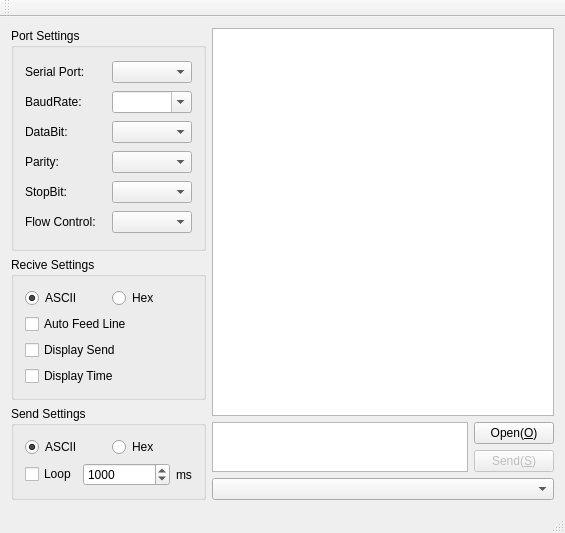
First picture: the form in MainWindow.ui, repository KangLin/SerialPortAssistant, before the edit.
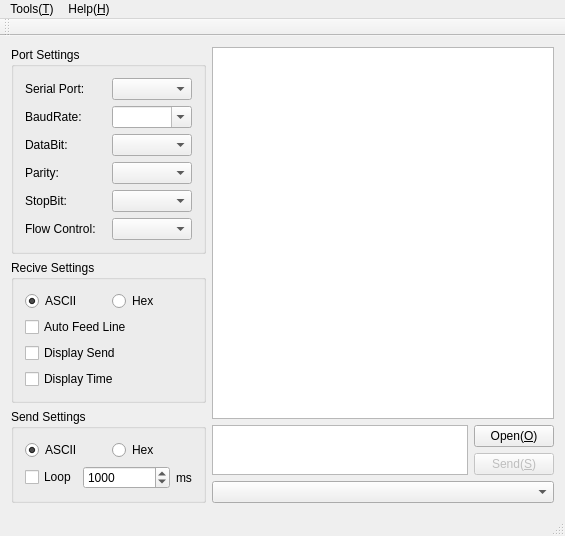
Second picture: the form after the edit. Icons and pictures are not drawn.

Diff of the .ui file:
```diff
--- a/MainWindow.ui
+++ b/MainWindow.ui
@@ -350,6 +350,25 @@
      <height>22</height>
     </rect>
    </property>
+   <widget class="QMenu" name="menuTools_T">
+    <property name="title">
+     <string>Tools(&amp;T)</string>
+    </property>
+    <addaction name="actionOpen"/>
+    <addaction name="separator"/>
+    <addaction name="actionClear"/>
+    <addaction name="actionClear_Send_History"/>
+    <addaction name="separator"/>
+    <addaction name="actionExit"/>
+   </widget>
+   <widget class="QMenu" name="menuHelp_H">
+    <property name="title">
+     <string>Help(&amp;H)</string>
+    </property>
+    <addaction name="actionAbout_A"/>
+   </widget>
+   <addaction name="menuTools_T"/>
+   <addaction name="menuHelp_H"/>
   </widget>
   <widget class="QToolBar" name="mainToolBar">
    <attribute name="toolBarArea">
```
Left out of the diff: 25 changed lines with no effect on the pictures.
